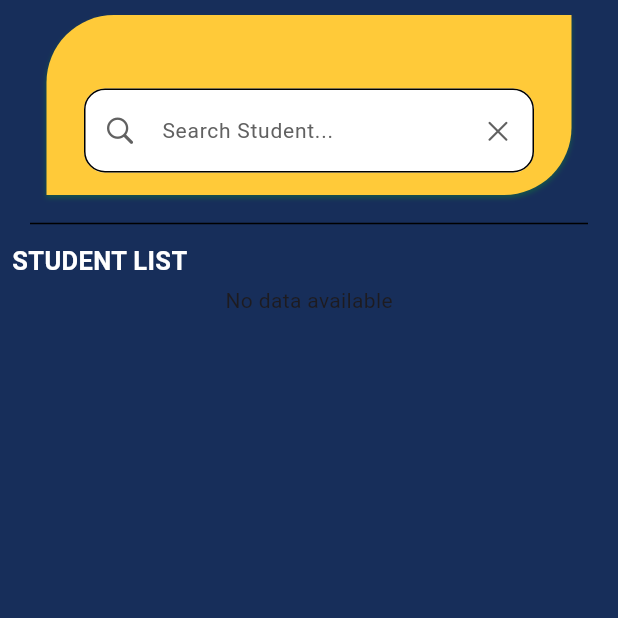
After one commit to ShazinCP/Student_management_app, a Flutter app: the ClassStudentsScreen screen opened directly, on a phone screen of 412 x 824 dp, the top half of it. The commit adds this screen. Run offline on Flutter 3.47's test engine with Material 3 defaults, Android fonts, the phone set to English and light mode, and no system bars; our stand-ins replace dio, shared_preferences, shimmer; accounts and stored records are empty; network calls fail.

Commit message:
fetch student list

```diff
--- a/lib/controller/login_provider.dart
+++ b/lib/controller/login_provider.dart
@@ -1,6 +1,5 @@
 
 import 'package:flutter/material.dart';
-import 'package:shared_preferences/shared_preferences.dart';
 import 'package:student_management/services/login_services.dart';
 
 class LoginProvider extends ChangeNotifier{
--- a/lib/main.dart
+++ b/lib/main.dart
@@ -6,7 +6,7 @@ import 'package:student_management/controller/paymentdetails_provider.dart';
 import 'package:student_management/controller/studentlist_provider.dart';
 import 'package:student_management/view/login_screen/login_screen.dart';
 import 'package:student_management/view/splash_screen/splash_screen.dart';
-import 'package:student_management/view/studentList/studentlist_screen.dart';
+import 'package:student_management/view/bus_studentList/bus_studentlist_screen.dart';
 import 'package:student_management/view/home_screen/home_screen.dart';
 
 
--- /dev/null
+++ b/lib/model/bus_studentslist_model.dart
@@ -0,0 +1,58 @@
+
+import 'dart:convert';
+
+List<BusStudentsListModel> BusStudentsListModelFromJson(String str) => List<BusStudentsListModel>.from(json.decode(str).map((x) => BusStudentsListModel.fromJson(x)));
+
+String BusStudentsListModelToJson(List<BusStudentsListModel> data) => json.encode(List<dynamic>.from(data.map((x) => x.toJson())));
+
+class BusStudentsListModel {
+    int id;
+    User user;
+    String admissionNo;
+    int classRoom;
+
+    BusStudentsListModel({
+        required this.id,
+        required this.user,
+        required this.admissionNo,
+        required this.classRoom,
+    });
+
+    factory BusStudentsListModel.fromJson(Map<String, dynamic> json) => BusStudentsListModel(
+        id: json["id"],
+        user: User.fromJson(json["user"]),
+        admissionNo: json["admission_no"],
+        classRoom: json["classRoom"],
+    );
+
+    Map<String, dynamic> toJson() => {
+        "id": id,
+        "user": user.toJson(),
+        "admission_no": admissionNo,
+        "classRoom": classRoom,
+    };
+}
+
+class User {
+    int id;
+    String name;
+    String gender;
+
+    User({
+        required this.id,
+        required this.name,
+        required this.gender,
+    });
+
+    factory User.fromJson(Map<String, dynamic> json) => User(
+        id: json["id"],
+        name: json["name"],
+        gender: json["gender"],
+    );
+
+    Map<String, dynamic> toJson() => {
+        "id": id,
+        "name": name,
+        "gender": gender,
+    };
+}
--- /dev/null
+++ b/lib/model/class_studentslist_model.dart
@@ -0,0 +1,89 @@
+// To parse this JSON data, do
+//
+//     final classStudentsListModel = classStudentsListModelFromJson(jsonString);
+
+import 'dart:convert';
+
+List<ClassStudentsListModel> classStudentsListModelFromJson(String str) => List<ClassStudentsListModel>.from(json.decode(str).map((x) => ClassStudentsListModel.fromJson(x)));
+
+String classStudentsListModelToJson(List<ClassStudentsListModel> data) => json.encode(List<dynamic>.from(data.map((x) => x.toJson())));
+
+class ClassStudentsListModel {
+    int id;
+    String name;
+    int capacity;
+    List<Student> students;
+
+    ClassStudentsListModel({
+        required this.id,
+        required this.name,
+        required this.capacity,
+        required this.students,
+    });
+
+    factory ClassStudentsListModel.fromJson(Map<String, dynamic> json) => ClassStudentsListModel(
+        id: json["id"],
+        name: json["name"],
+        capacity: json["capacity"],
+        students: List<Student>.from(json["students"].map((x) => Student.fromJson(x))),
+    );
+
+    Map<String, dynamic> toJson() => {
+        "id": id,
+        "name": name,
+        "capacity": capacity,
+        "students": List<dynamic>.from(students.map((x) => x.toJson())),
+    };
+}
+
+class Student {
+    int id;
+    User user;
+    String admissionNo;
+    int classRoom;
+
+    Student({
+        required this.id,
+        required this.user,
+        required this.admissionNo,
+        required this.classRoom,
+    });
+
+    factory Student.fromJson(Map<String, dynamic> json) => Student(
+        id: json["id"],
+        user: User.fromJson(json["user"]),
+        admissionNo: json["admission_no"],
+        classRoom: json["classRoom"],
+    );
+
+    Map<String, dynamic> toJson() => {
+        "id": id,
+        "user": user.toJson(),
+        "admission_no": admissionNo,
+        "classRoom": classRoom,
+    };
+}
+
+class User {
+    int id;
+    String name;
+    String gender;
+
+    User({
+        required this.id,
+        required this.name,
+        required this.gender,
+    });
+
+    factory User.fromJson(Map<String, dynamic> json) => User(
+        id: json["id"],
+        name: json["name"],
+        gender: json["gender"],
+    );
+
+    Map<String, dynamic> toJson() => {
+        "id": id,
+        "name": name,
+        "gender": gender,
+    };
+}
--- /dev/null
+++ b/lib/services/class_studentslist_services.dart
@@ -0,0 +1,39 @@
+
+
+import 'dart:developer';
+
+import 'package:dio/dio.dart';
+import 'package:student_management/helper/readandset_token.dart';
+import 'package:student_management/model/class_studentslist_model.dart';
+
+class ClassStudentsListServices {
+  final Dio _dio = Dio();
+
+  Future<ClassStudentsListModel?> fetchClassStudentsList() async {
+    String? token = await readToken();
+    print("AAAAAAAAAAAAAAAAAAAAAAAAAAAAAAAAAAAAAAAAAAAAAAAAb${token}");
+    const url ='https://school-management-system-xbpl.onrender.com/teacher/classstudents/';
+    try {
+      final response = await _dio.get(url,
+          options: Options(
+            headers: {
+              'Authorization':'Bearer $token',
+            },
+          ));
+      if (response.statusCode == 200) {
+        final json = response.data;
+        print('Response: ${response.data}');
+        print(json);
+        final classStudentsListModel = ClassStudentsListModel.fromJson(json);
+        return classStudentsListModel;
+      } else {
+        throw Exception('Failed to load data');
+      }
+    }on DioException catch(e){
+           if(e.response!=null){
+            log("${e.response?.data}");
+           }
+      }
+      return null;
+}
+}
--- /dev/null
+++ b/lib/view/class_studentslist/class_studentslist.dart
@@ -0,0 +1,162 @@
+import 'package:flutter/material.dart';
+import 'package:shimmer/shimmer.dart';
+import 'package:student_management/helper/colors.dart';
+import 'package:student_management/model/class_studentslist_model.dart';
+import 'package:student_management/services/class_studentslist_services.dart';
+import 'package:student_management/view/paymentDetails/payment_details_screen.dart';
+import 'package:student_management/view/bus_studentList/widgets/searchfield.dart';
+
+class ClassStudentsScreen extends StatelessWidget {
+  const ClassStudentsScreen({super.key});
+
+  @override
+  Widget build(BuildContext context) {
+    return SafeArea(
+      child: Scaffold(
+        backgroundColor: cBackgroundColor,
+        body: SingleChildScrollView(
+          child: Column(
+            children: [
+              const SizedBox(height: 10),
+              Stack(
+                children: [
+                  Center(
+                    child: Container(
+                      height: 120,
+                      width: 350,
+                      decoration: const BoxDecoration(
+                        boxShadow: [
+                          BoxShadow(
+                            color: cShadowColor,
+                            offset: Offset(0, 2),
+                            blurRadius: 2,
+                          ),
+                        ],
+                        color: cPrimaryColor,
+                        borderRadius: BorderRadius.only(
+                          bottomRight: Radius.circular(45),
+                          topLeft: Radius.circular(45),
+                        ),
+                      ),
+                      child: const Column(
+                        mainAxisAlignment: MainAxisAlignment.end,
+                        children: [
+                          SearchFieldWidget(),
+                          SizedBox(height: 15),
+                        ],
+                      ),
+                    ),
+                  ),
+                ],
+              ),
+              const SizedBox(height: 10),
+              const Padding(
+                padding: EdgeInsets.symmetric(horizontal: 20, vertical: 8),
+                child: Divider(
+                  height: 2,
+                  color: cBlackColor,
+                ),
+              ),
+              const Padding(
+                padding: EdgeInsets.symmetric(vertical: 4, horizontal: 8),
+                child: Row(
+                  children: [
+                    Text(
+                      'STUDENT LIST',
+                      style: TextStyle(
+                          fontSize: 17,
+                          fontWeight: FontWeight.bold,
+                          color: cWhiteColor),
+                    ),
+                  ],
+                ),
+              ),
+              Padding(
+                padding: const EdgeInsets.only(
+                  left: 15,
+                  right: 15,
+                  bottom: 12,
+                ),
+                child: FutureBuilder<ClassStudentsListModel?>(
+                  future: ClassStudentsListServices().fetchClassStudentsList(),
+                  builder: (context, snapshot) {
+                    if (snapshot.connectionState == ConnectionState.waiting) {
+                      return _buildShimmerEffect();
+                    } else if (snapshot.hasError) {
+                      return Center(child: Text('Error: ${snapshot.error}'));
+                    } else if (!snapshot.hasData || snapshot.data == null) {
+                      return Center(child: Text('No data available'));
+                    } else {
+                      final classStudentsList = snapshot.data!;
+                      return ListView.builder(
+                        physics: NeverScrollableScrollPhysics(),
+                        shrinkWrap: true,
+                        itemCount: classStudentsList.students.length,
+                        itemBuilder: (context, index) {
+                          final student = classStudentsList.students[index];
+                          return Card(
+                            color: cPrimaryColor,
+                            child: GestureDetector(
+                              onTap: () => Navigator.of(context).push(MaterialPageRoute(
+                                builder: (context) => const PaymentDetailsScreen(),
+                              )),
+                              child: ListTile(
+                                leading: CircleAvatar(
+                                  backgroundColor: cSecondaryColor,
+                                  child: Text(
+                                    student.user.name.substring(0, 1), // First letter of student's name
+                                    style: TextStyle(
+                                      fontWeight: FontWeight.bold,
+                                    ),
+                                  ),
+                                ),
+                                title: Text(
+                                  student.user.name,
+                                  style: TextStyle(
+                                    color: cWhiteColor,
+                                  ),
+                                ),
+                              ),
+                            ),
+                          );
+                        },
+                      );
+                    }
+                  },
+                ),
+              )
+            ],
+          ),
+        ),
+      ),
+    );
+  }
+
+}
+
+Widget _buildShimmerEffect() {
+    return ListView.builder(
+      physics: NeverScrollableScrollPhysics(),
+      shrinkWrap: true,
+      itemCount: 10,
+      itemBuilder: (context, index) {
+        return Shimmer.fromColors(
+          baseColor: Colors.grey.withOpacity(0.5),
+          highlightColor: Colors.white38,
+          child: Card(
+            color: cPrimaryColor,
+            child: ListTile(
+              leading: CircleAvatar(
+                backgroundColor: Colors.grey.withOpacity(0.5),
+              ),
+              title: Container(
+                width: double.infinity,
+                height: 10.0,
+                color: Colors.grey.withOpacity(0.5),
+              ),
+            ),
+          ),
+        );
+      },
+    );
+  }
--- a/pubspec.yaml
+++ b/pubspec.yaml
@@ -38,6 +38,7 @@ dependencies:
   provider: ^6.1.2
   dio: ^5.4.3+1
   shared_preferences: ^2.2.3
+  shimmer: ^3.0.0
 
 dev_dependencies:
   flutter_test:
```
Also changed, not shown: lib/services/bus_studentlist_services.dart (added, +41 -0 lines), lib/view/bus_studentList/bus_studentlist_screen.dart (added, +156 -0 lines), lib/view/home_screen/home_screen.dart (+4 -3 lines), lib/view/studentList/studentlist_screen.dart (deleted, +0 -118 lines), lib/view/bus_studentList/widgets/searchfield.dart (renamed from lib/view/studentList/widgets/searchfield.dart), pubspec.lock.
